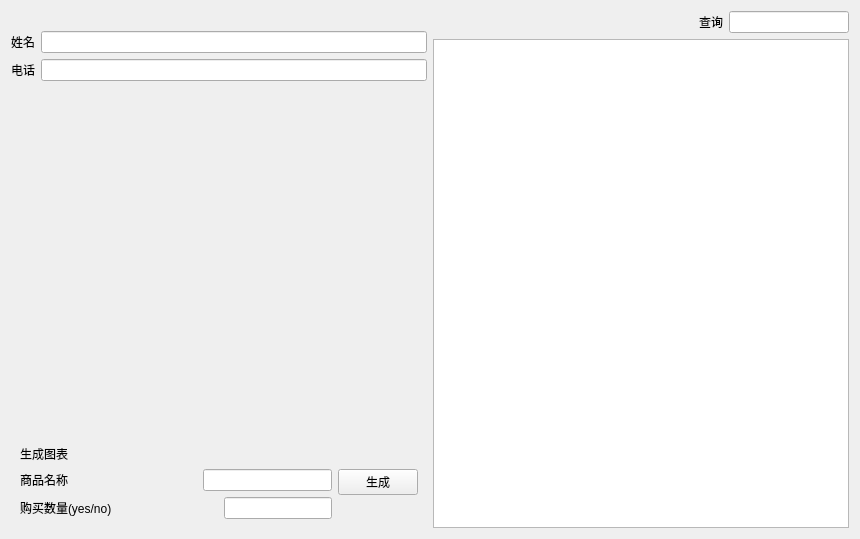
zhihao2020/ShopSystem, file Qtdesigners/查看用户信息.ui: the form before one commit.
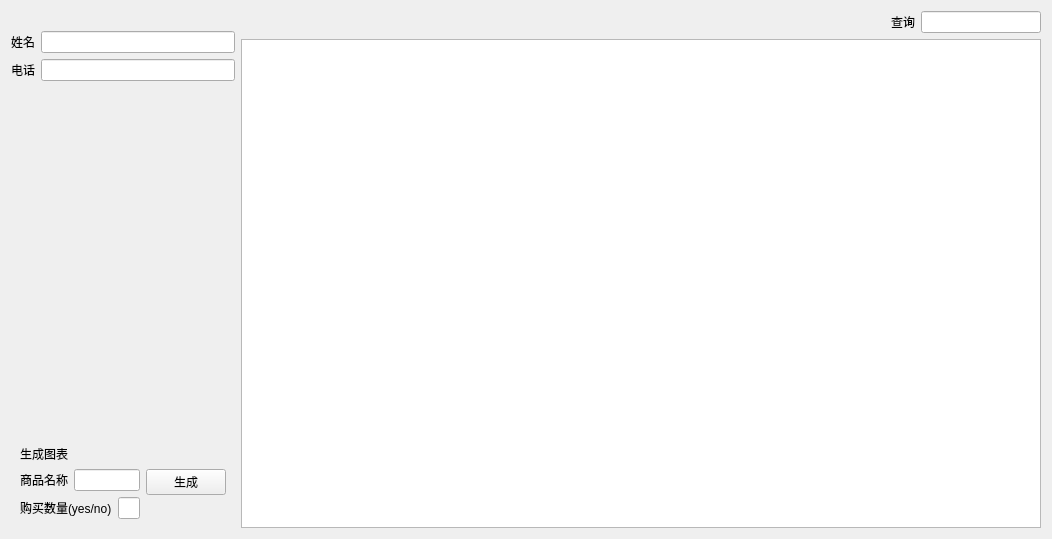
The form after the commit.

The edit to the form file:
```diff
--- a/Qtdesigners/查看用户信息.ui
+++ b/Qtdesigners/查看用户信息.ui
@@ -202,7 +202,14 @@
         </layout>
        </item>
        <item>
-        <widget class="QTableWidget" name="tableWidget"/>
+        <widget class="QTableWidget" name="tableWidget">
+         <property name="minimumSize">
+          <size>
+           <width>800</width>
+           <height>0</height>
+          </size>
+         </property>
+        </widget>
        </item>
       </layout>
      </item>
```
